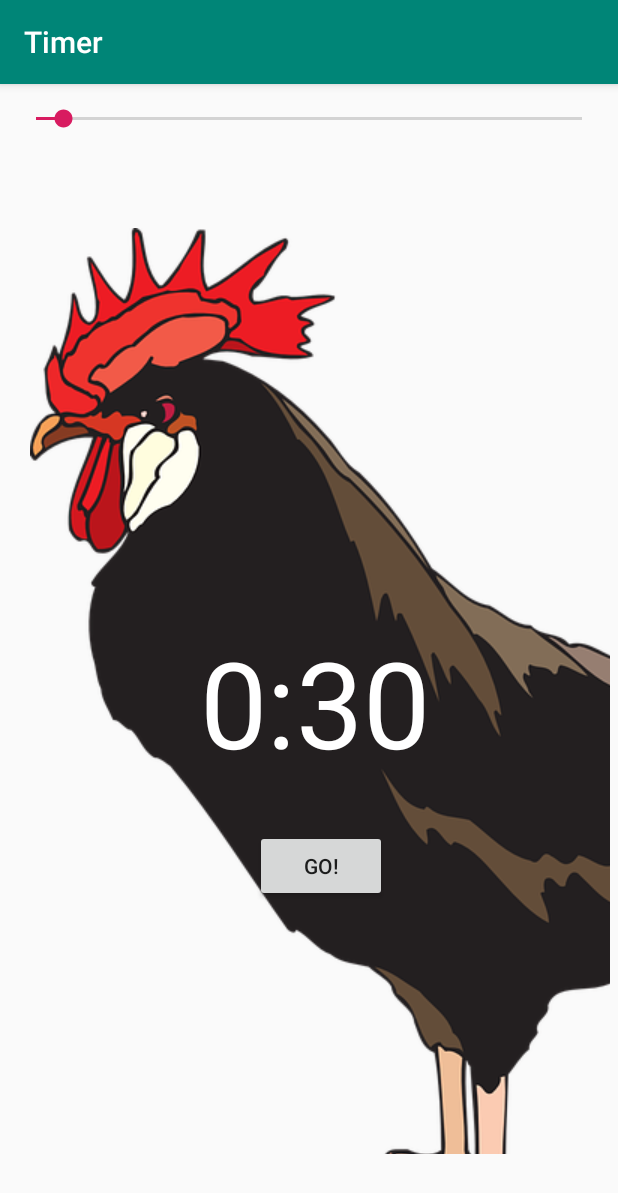
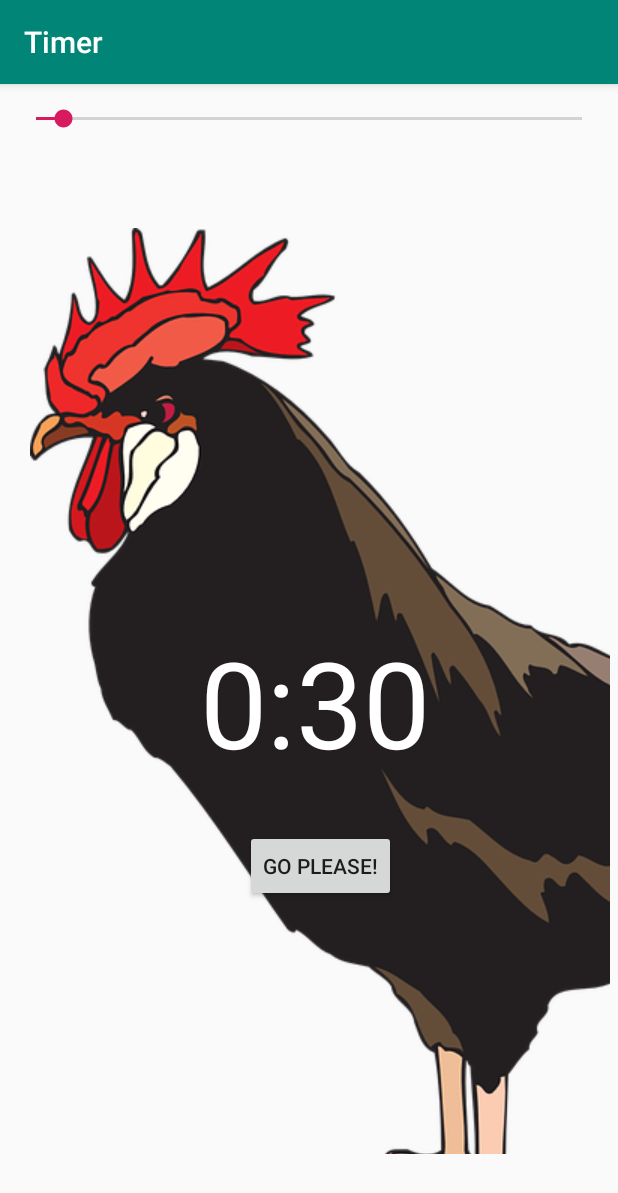
Before and after one commit to mustafa143/TTTT, an Android app: the screen it shows after launch (MainActivity), after a tap on "STOP ONCE YESS!", on a phone screen of 412 x 824 dp. Shown: the top 1193 px of the screen. Run offline under Robolectric (Android 15) with nearby library versions, the phone set to English and light mode, and no system bars; 1 other tap on this screen came first.

Commit message:
THIS is new change

```diff
--- a/app/src/main/java/com/example/mustafa/timer/MainActivity.java
+++ b/app/src/main/java/com/example/mustafa/timer/MainActivity.java
@@ -18,7 +18,7 @@ public class MainActivity extends AppCompatActivity {
     Boolean isActive = true;
     CountDownTimer countDownTimer;
     public void resetTimer(){
-        startBtn.setText("GO!");
+        startBtn.setText("GO PLEASE!");
         countDownTimer.cancel();
         seekBar.setProgress(30);
         timerTextView.setText( "0:30");
```
